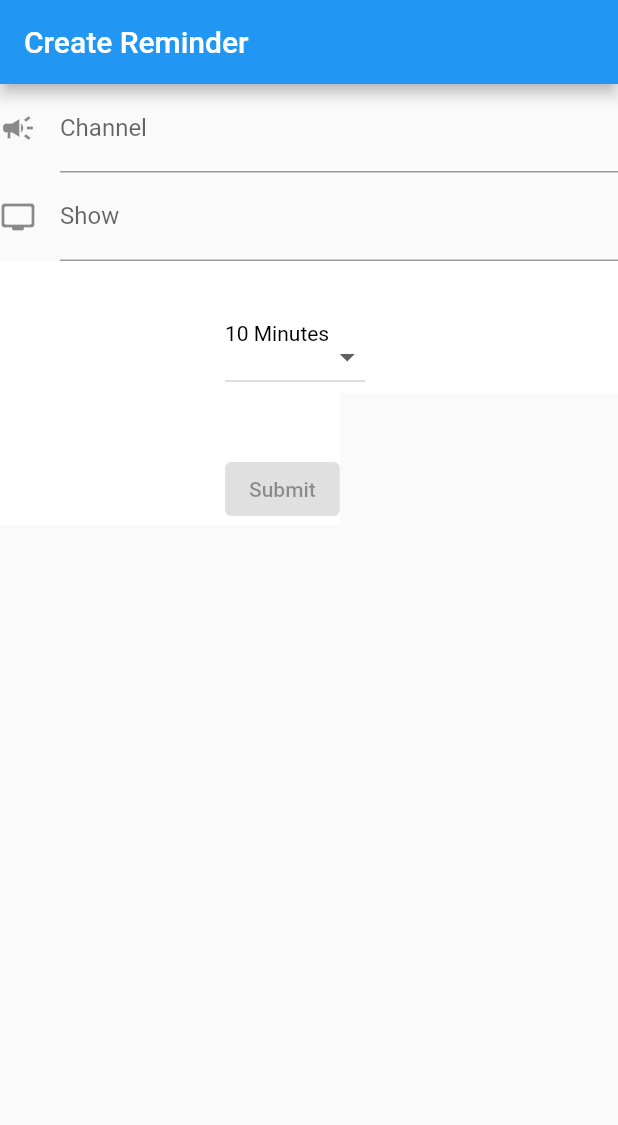
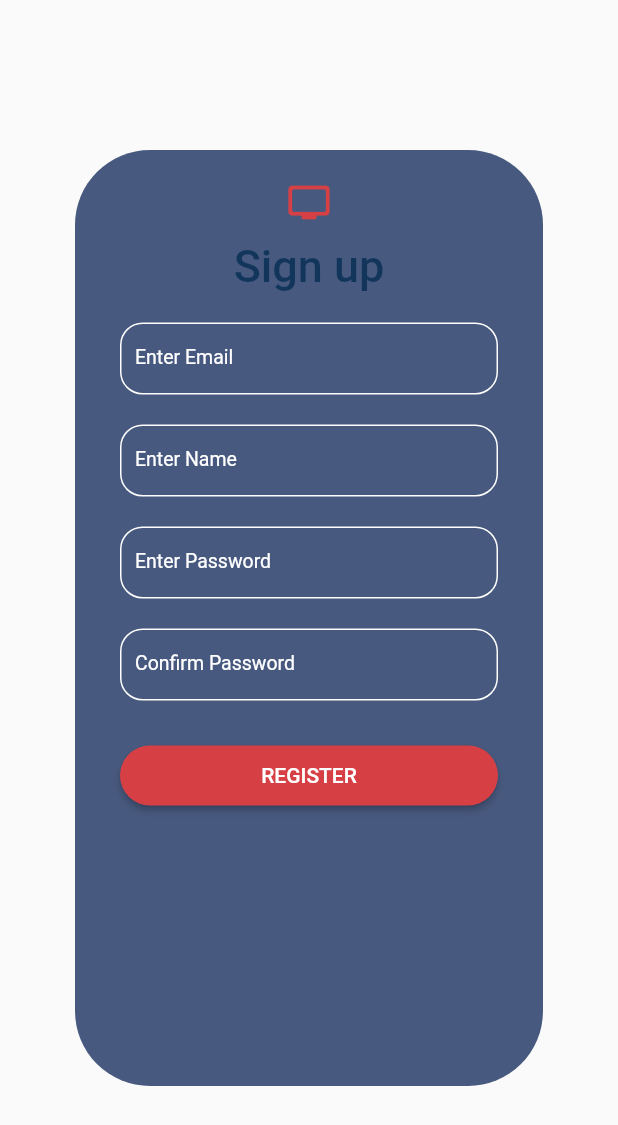
Before and after one commit to lochanar99/TVShowsFlutter, a Flutter app: the screen it shows after launch, on a phone screen of 412 x 824 dp. Shown: the top 1125 px of the screen. Run offline on Flutter 3.47's test engine with Material 2 defaults, Android fonts, the phone set to English and light mode, and no system bars; our stand-ins replace sqflite; accounts and stored records are empty.

Commit message:
added register page

```diff
--- a/lib/main.dart
+++ b/lib/main.dart
@@ -7,6 +7,7 @@ import 'package:tvshow/pages/sirasa.dart';
 import 'package:tvshow/pages/tv-show.dart';
 import 'package:tvshow/pages/reminder.dart';
 import 'package:tvshow/pages/create-reminder.dart';
+import 'package:tvshow/pages/register.dart';
 
 
 void main() => runApp(MaterialApp(
@@ -17,7 +18,7 @@ void main() => runApp(MaterialApp(
       accentColor: Color.fromARGB(255, 18, 53, 91),
       backgroundColor: Color.fromARGB(255,	71,	89,	126)
       ),
-      initialRoute: '/create-reminder',
+      initialRoute: '/register',
       routes: {
         '/login': (context) => Login(),
         '/channels': (context) => Channel(),
@@ -26,6 +27,7 @@ void main() => runApp(MaterialApp(
         '/create-reminder': (context) => CreateReminder(),
         '/hiru': (context) => Hiru(),
         '/derena': (context) => Derena(),
-        '/sirasa': (context) => Sirasa()
+        '/sirasa': (context) => Sirasa(),
+        '/register': (context) => Register()
       },
     ));
--- /dev/null
+++ b/lib/pages/register.dart
@@ -0,0 +1,187 @@
+
+import 'package:flutter/material.dart';
+
+class Register extends StatefulWidget {
+  @override
+  _State createState() => _State();
+}
+
+class _State extends State<Register> {
+  TextEditingController emailController = TextEditingController();
+  TextEditingController nameController = TextEditingController();
+  TextEditingController passwordController = TextEditingController();
+  TextEditingController confirmPasswordController = TextEditingController();
+
+  @override
+  Widget build(BuildContext context) {
+    return Scaffold(
+        resizeToAvoidBottomInset: false,
+        body: Center(
+          child: Container(
+            constraints: BoxConstraints.expand(),
+            padding: EdgeInsets.fromLTRB(50, 100, 50, 100),
+              decoration: BoxDecoration(
+
+              ),
+          child: Container(
+            width: 350,
+            height: 550,
+            padding: EdgeInsets.all(20),
+            decoration: BoxDecoration(
+              borderRadius: BorderRadius.circular(50),
+              color: Theme.of(context).backgroundColor
+            ),
+            child: ListView(
+              padding: EdgeInsets.all(0),
+              children: <Widget>[
+                 Icon(
+                  Icons.tv_rounded,
+                  color: Theme.of(context).primaryColor,
+                  size: 30.0,
+                ),
+                Container(
+                    alignment: Alignment.center,
+                    padding: EdgeInsets.all(10),
+                    child: Text(
+                      'Sign up',
+                      style: TextStyle(
+                        fontSize: 30,
+                        fontWeight: FontWeight.w500,
+                        color: Theme.of(context).accentColor
+                      ),
+                    )
+                ),
+                Container(
+                  padding: EdgeInsets.all(10),
+                  child: TextField(
+                    controller: emailController,
+                    style: TextStyle(color: Colors.white, fontSize: 13),
+                    decoration: InputDecoration(
+                      contentPadding: EdgeInsets.all(10),
+                      border: OutlineInputBorder(borderRadius: BorderRadius.circular(15)),
+                      labelText: 'Enter Email',
+                      labelStyle: TextStyle(color: Colors.white, fontSize: 13),
+                      enabledBorder: OutlineInputBorder(
+                        borderSide: BorderSide(
+                          color: Colors.white,
+                        ),
+                        borderRadius: BorderRadius.circular(15)
+                      ),
+                      focusedBorder: OutlineInputBorder(
+                        borderSide: BorderSide(
+                          color: Colors.white
+                        ),
+                        borderRadius: BorderRadius.circular(15)
+                      )
+                    )
+                  ),
+                ),
+                Container(
+                  padding: EdgeInsets.all(10),
+                  child: TextField(
+                    controller: nameController,
+                    style: TextStyle(color: Colors.white, fontSize: 13),
+                    decoration: InputDecoration(
+                      contentPadding: EdgeInsets.all(10),
+                      border: OutlineInputBorder(borderRadius: BorderRadius.circular(15)),
+                      labelText: 'Enter Name',
+                      labelStyle: TextStyle(color: Colors.white, fontSize: 13),
+                      enabledBorder: OutlineInputBorder(
+                        borderSide: BorderSide(
+                          color: Colors.white,
+                        ),
+                        borderRadius: BorderRadius.circular(15)
+                      ),
+                      focusedBorder: OutlineInputBorder(
+                        borderSide: BorderSide(
+                          color: Colors.white
+                        ),
+                        borderRadius: BorderRadius.circular(15)
+                      )
+                    )
+                  ),
+                ),
+                Container(
+                  padding: EdgeInsets.fromLTRB(10, 10, 10, 10),
+                  child: TextField(
+                    style: TextStyle(color: Colors.white, fontSize: 13),
+                    obscureText: true,
+                    controller: passwordController,
+                    decoration: InputDecoration(
+                      contentPadding: EdgeInsets.all(10),
+                      border: OutlineInputBorder(borderRadius: BorderRadius.circular(15)),
+                      labelText: 'Enter Password',
+                      labelStyle: TextStyle(color: Colors.white, fontSize: 13),
+                      enabledBorder: OutlineInputBorder(
+                        borderSide: BorderSide(
+                          color: Colors.white,
+                        ),
+                        borderRadius: BorderRadius.circular(15)
+                      ),
+                      focusedBorder: OutlineInputBorder(
+                        borderSide: BorderSide(
+                          color: Colors.white
+                        ),
+                        borderRadius: BorderRadius.circular(15)
+                      )
+                    )
+                  ),
+                ),
+                Container(
+                  padding: EdgeInsets.fromLTRB(10, 10, 10, 0),
+                  child: TextField(
+                    style: TextStyle(color: Colors.white, fontSize: 13),
+                    obscureText: true,
+                    controller: confirmPasswordController,
+                    decoration: InputDecoration(
+                      contentPadding: EdgeInsets.all(10),
+                      border: OutlineInputBorder(borderRadius: BorderRadius.circular(15)),
+                      labelText: 'Confirm Password',
+                      labelStyle: TextStyle(color: Colors.white, fontSize: 13),
+                      enabledBorder: OutlineInputBorder(
+                        borderSide: BorderSide(
+                          color: Colors.white,
+                        ),
+                        borderRadius: BorderRadius.circular(15)
+                      ),
+                      focusedBorder: OutlineInputBorder(
+                        borderSide: BorderSide(
+                          color: Colors.white
+                        ),
+                        borderRadius: BorderRadius.circular(15)
+                      )
+                    )
+                  ),
+                ),
+                Container(
+                  height: 40,
+                  margin: EdgeInsets.fromLTRB(0, 30, 0, 0),
+                  padding: EdgeInsets.fromLTRB(10, 0, 10, 0),
+                  child: ElevatedButton(
+                    child: Text(
+                      "Register".toUpperCase(),
+                      style: TextStyle(fontSize: 14)
+                    ),
+                    style: ButtonStyle(
+                      foregroundColor: MaterialStateProperty.all<Color>(Colors.white),
+                      backgroundColor: MaterialStateProperty.all<Color>(Theme.of(context).primaryColor),
+                      shape: MaterialStateProperty.all<RoundedRectangleBorder>(
+                        RoundedRectangleBorder(
+                          borderRadius: BorderRadius.circular(20),
+                        )
+                      )
+                    ),
+                    onPressed: () {
+                      print(emailController.text);
+                      print(passwordController.text);
+                      print(confirmPasswordController.text);
+                    },
+                  )),
+              ],
+            )
+          )
+        )
+      )
+    );
+  }
+}
```
